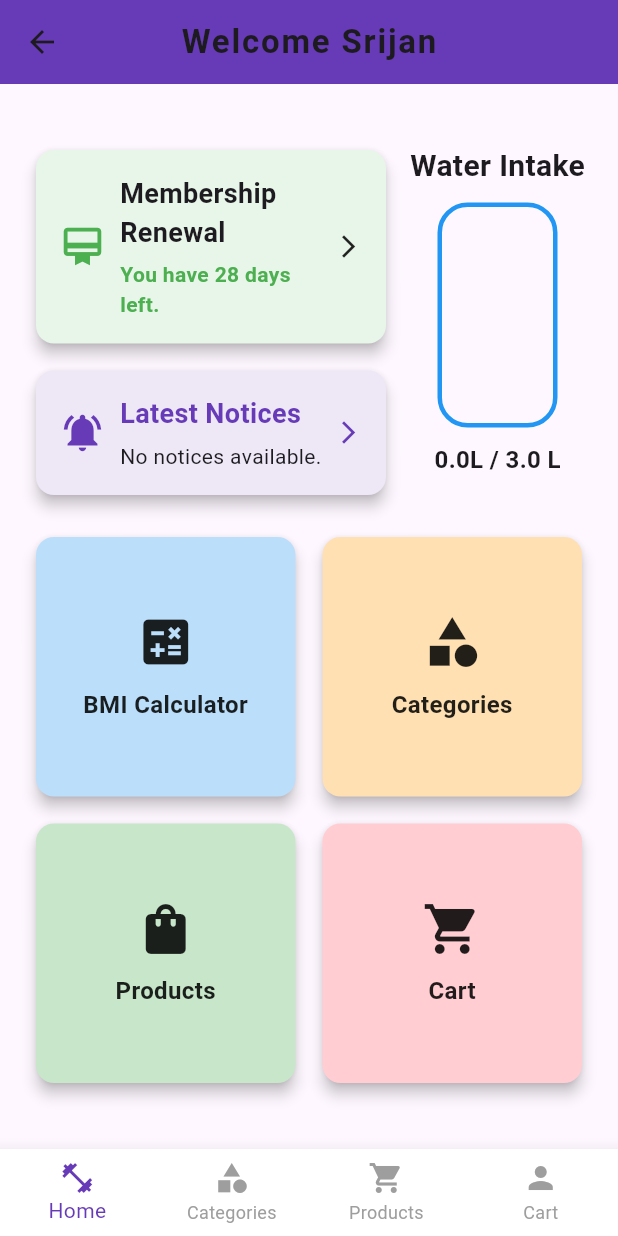
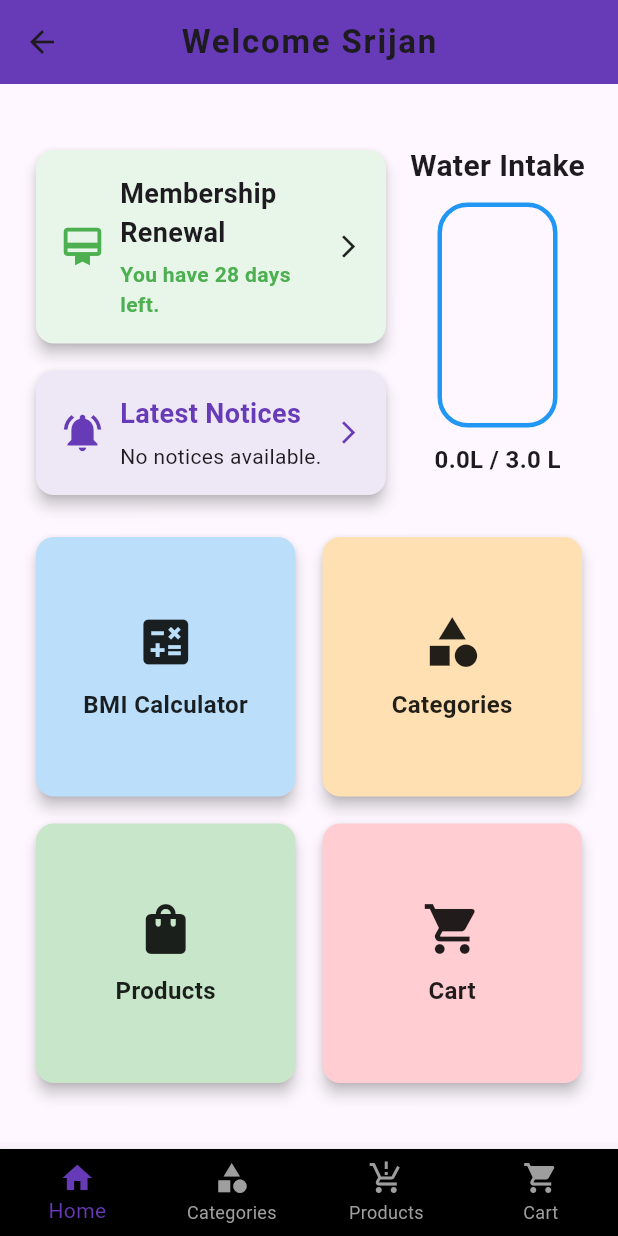
Before and after one commit to srijan-0/Gym-Management-App, a Flutter app: the HomeScreen screen opened directly, on a phone screen of 412 x 824 dp. Run offline on Flutter 3.47's test engine with Material 3 defaults, Android fonts, the light colour scheme and no system bars; our stand-ins replace bloc, dartz, dio, equatable, flutter_bloc, get_it and 5 more; missing offline and left inert: mocktail; accounts and stored records are empty; network calls fail; project files that could hold a hidden picture were left out.

Commit message:
ui improvement in navbar

```diff
--- a/lib/core/layout/footer_widget.dart
+++ b/lib/core/layout/footer_widget.dart
@@ -47,7 +47,7 @@ class FooterWidget extends StatelessWidget {
     return BottomNavigationBar(
       items: const <BottomNavigationBarItem>[
         BottomNavigationBarItem(
-          icon: Icon(Icons.fitness_center),
+          icon: Icon(Icons.home),
           label: 'Home',
         ),
         BottomNavigationBarItem(
@@ -55,11 +55,11 @@ class FooterWidget extends StatelessWidget {
           label: 'Categories',
         ),
         BottomNavigationBarItem(
-          icon: Icon(Icons.shopping_cart),
+          icon: Icon(Icons.production_quantity_limits),
           label: 'Products',
         ),
         BottomNavigationBarItem(
-          icon: Icon(Icons.person),
+          icon: Icon(Icons.shopping_cart),
           label: 'Cart',
         ),
       ],
@@ -67,7 +67,7 @@ class FooterWidget extends StatelessWidget {
       selectedItemColor: Colors.deepPurple,
       unselectedItemColor: Colors.grey,
       onTap: (index) => _navigateToPage(context, index),
-      backgroundColor: Colors.white,
+      backgroundColor: Colors.black,
       type: BottomNavigationBarType.fixed,
       elevation: 10,
     );
```
Also changed, not shown: 1 other file.
